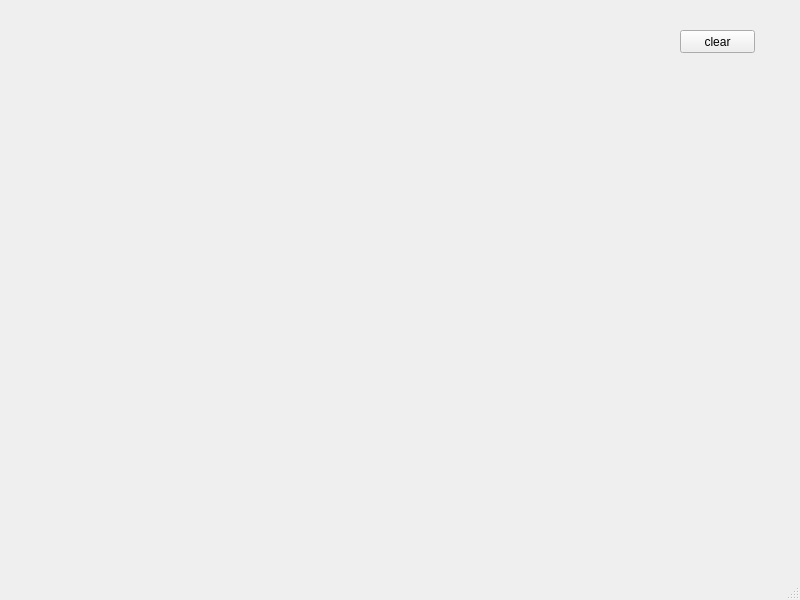
Above: mainwindow.ui from done-lin/Beizer before the change. Below: the same form after it.
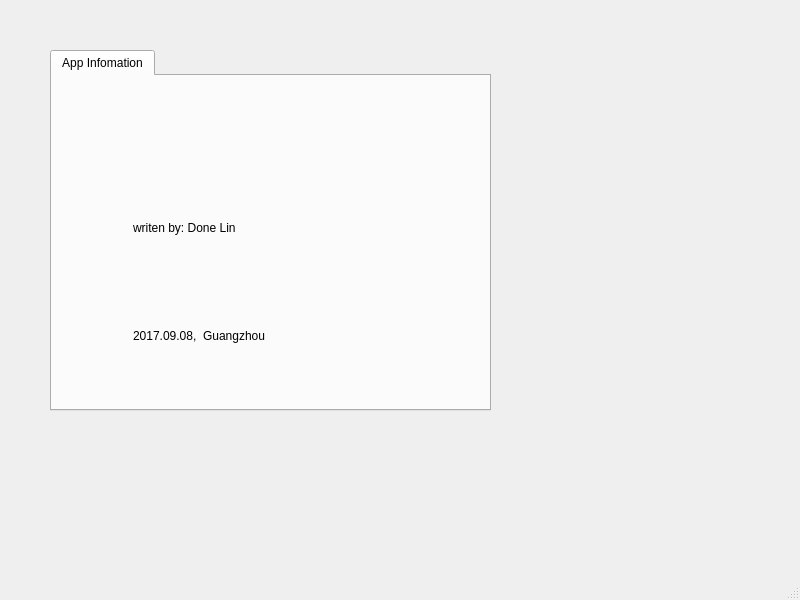
That is the form after the change.

Commit message: is abele to use tabwidget and add legrange widget, touch points can read now

Diff of the .ui file:
```diff
--- a/mainwindow.ui
+++ b/mainwindow.ui
@@ -26,18 +26,49 @@
    <string>MainWindow</string>
   </property>
   <widget class="QWidget" name="centralWidget">
-   <widget class="QPushButton" name="pushButton">
+   <widget class="QTabWidget" name="tabWidget">
     <property name="geometry">
      <rect>
-      <x>680</x>
-      <y>30</y>
-      <width>75</width>
-      <height>23</height>
+      <x>50</x>
+      <y>50</y>
+      <width>441</width>
+      <height>361</height>
      </rect>
     </property>
-    <property name="text">
-     <string>clear</string>
+    <property name="currentIndex">
+     <number>0</number>
     </property>
+    <widget class="QWidget" name="tab">
+     <attribute name="title">
+      <string>App Infomation</string>
+     </attribute>
+     <widget class="QWidget" name="verticalLayoutWidget">
+      <property name="geometry">
+       <rect>
+        <x>70</x>
+        <y>90</y>
+        <width>321</width>
+        <height>231</height>
+       </rect>
+      </property>
+      <layout class="QVBoxLayout" name="InofverticalLayout">
+       <item>
+        <widget class="QLabel" name="label">
+         <property name="text">
+          <string>writen by: Done Lin</string>
+         </property>
+        </widget>
+       </item>
+       <item>
+        <widget class="QLabel" name="label_2">
+         <property name="text">
+          <string>2017.09.08,  Guangzhou</string>
+         </property>
+        </widget>
+       </item>
+      </layout>
+     </widget>
+    </widget>
    </widget>
   </widget>
   <widget class="QStatusBar" name="statusBar"/>
```
The commit also changes 2 other files.
